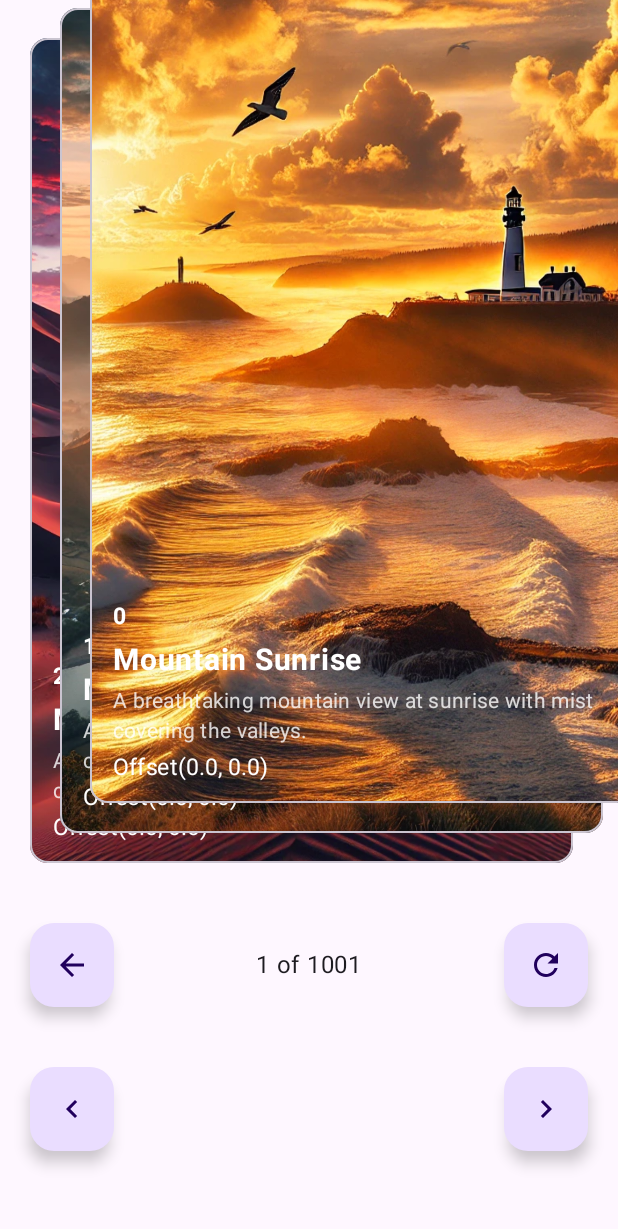
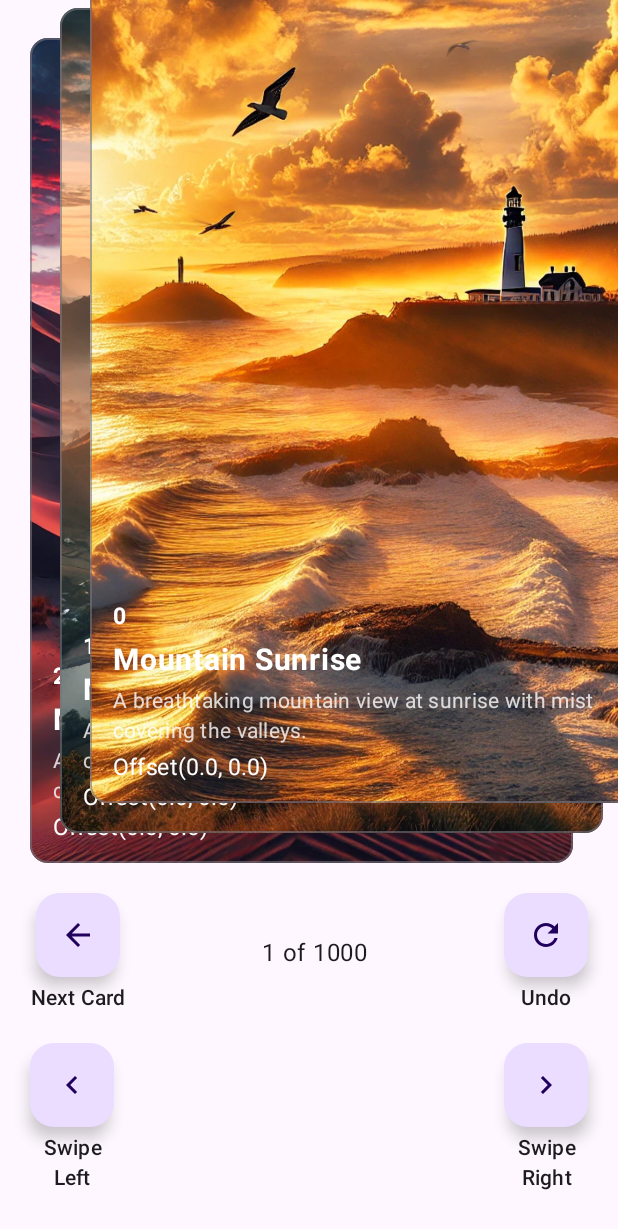
Before and after one commit to smartword-app/compose-swipeable-cards, an Android app built with Jetpack Compose: the screen it shows after launch (MainActivity), on a phone screen of 412 x 824 dp. Shown: the top 1229 px of the screen. Run offline under Robolectric (Android 15) with nearby library versions, the light colour scheme and no system bars; libraries missing offline, so code that uses them is left out: androidx.palette.graphics; 1 statement that could not run was skipped.

Commit message:
Update example CardsScreen UI

```diff
--- a/example/src/main/java/com/spartapps/swipeable/demo/cards_screen/CardItem.kt
+++ b/example/src/main/java/com/spartapps/swipeable/demo/cards_screen/CardItem.kt
@@ -1,5 +1,6 @@
 package com.spartapps.swipeable.demo.cards_screen
 
+import androidx.compose.foundation.BorderStroke
 import androidx.compose.foundation.Image
 import androidx.compose.foundation.background
 import androidx.compose.foundation.layout.Arrangement
@@ -10,7 +11,6 @@ import androidx.compose.foundation.layout.fillMaxWidth
 import androidx.compose.foundation.layout.height
 import androidx.compose.foundation.layout.padding
 import androidx.compose.material3.Card
-import androidx.compose.material3.CardDefaults
 import androidx.compose.material3.MaterialTheme
 import androidx.compose.material3.Text
 import androidx.compose.runtime.Composable
@@ -41,7 +41,7 @@ fun CardItem(
         modifier = modifier
             .fillMaxWidth()
             .height(550.dp),
-        border = CardDefaults.outlinedCardBorder(),
+        border = BorderStroke(1.dp, color = MaterialTheme.colorScheme.outline.copy(alpha = 0.6f)),
     ) {
         val dominantColor = rememberDominantColor(imageRes = cardData.image)
 
--- a/example/src/main/java/com/spartapps/swipeable/demo/cards_screen/CardsScreen.kt
+++ b/example/src/main/java/com/spartapps/swipeable/demo/cards_screen/CardsScreen.kt
@@ -4,7 +4,9 @@ import android.util.Log
 import androidx.compose.foundation.layout.Arrangement
 import androidx.compose.foundation.layout.Column
 import androidx.compose.foundation.layout.Row
+import androidx.compose.foundation.layout.Spacer
 import androidx.compose.foundation.layout.fillMaxWidth
+import androidx.compose.foundation.layout.height
 import androidx.compose.foundation.layout.padding
 import androidx.compose.material.icons.Icons
 import androidx.compose.material.icons.automirrored.filled.ArrowBack
@@ -13,16 +15,51 @@ import androidx.compose.material.icons.automirrored.filled.KeyboardArrowRight
 import androidx.compose.material.icons.outlined.Refresh
 import androidx.compose.material3.FloatingActionButton
 import androidx.compose.material3.Icon
+import androidx.compose.material3.MaterialTheme
 import androidx.compose.material3.Text
 import androidx.compose.runtime.Composable
 import androidx.compose.ui.Alignment
 import androidx.compose.ui.Modifier
+import androidx.compose.ui.graphics.vector.ImageVector
+import androidx.compose.ui.text.style.TextAlign
 import androidx.compose.ui.unit.dp
 import com.spartapps.swipeable.demo.data.CardData
 import com.spartapps.swipeablecards.state.rememberSwipeableCardsState
 import com.spartapps.swipeablecards.ui.SwipeableCardDirection
 import com.spartapps.swipeablecards.ui.lazy.LazySwipeableCards
 import com.spartapps.swipeablecards.ui.lazy.items
+
+/**
+ * Reusable action button component with text label
+ */
+@Composable
+fun ActionButton(
+    modifier: Modifier = Modifier,
+    onClick: () -> Unit,
+    icon: ImageVector,
+    text: String,
+    contentDescription: String? = null
+) {
+    Column(
+        modifier = modifier,
+        horizontalAlignment = Alignment.CenterHorizontally
+    ) {
+        FloatingActionButton(
+            onClick = onClick
+        ) {
+            Icon(
+                imageVector = icon,
+                contentDescription = contentDescription
+            )
+        }
+        Spacer(modifier = Modifier.height(4.dp))
+        Text(
+            textAlign = TextAlign.Center,
+            text = text,
+            style = MaterialTheme.typography.labelLarge
+        )
+    }
+}
 
 @Composable
 fun CardsScreen(
@@ -52,62 +89,50 @@ fun CardsScreen(
             }
         }
 
+        // Navigation controls row
         Row(
             modifier = Modifier
                 .fillMaxWidth()
-                .padding(20.dp),
+                .padding(horizontal = 20.dp),
             horizontalArrangement = Arrangement.SpaceBetween,
             verticalAlignment = Alignment.CenterVertically,
         ) {
-
-            FloatingActionButton(
-                onClick = { state.moveNext() }
-            ) {
-                Icon(
-                    imageVector = Icons.AutoMirrored.Filled.ArrowBack,
-                    contentDescription = null,
-                )
-            }
+            ActionButton(
+                onClick = { state.moveNext() },
+                icon = Icons.AutoMirrored.Filled.ArrowBack,
+                text = "Next Card"
+            )
 
             Text(
                 text = "${state.currentCardIndex + 1} of ${data.size}",
             )
 
-            FloatingActionButton(
-                onClick = { state.goBack() }
-            ) {
-                Icon(
-                    imageVector = Icons.Outlined.Refresh,
-                    contentDescription = null
-                )
-            }
+            ActionButton(
+                onClick = { state.goBack() },
+                icon = Icons.Outlined.Refresh,
+                text = "Undo"
+            )
         }
-
+        Spacer(modifier = Modifier.height(20.dp))
+        // Swipe controls row
         Row(
             modifier = Modifier
                 .fillMaxWidth()
-                .padding(20.dp),
+                .padding(horizontal = 20.dp),
             horizontalArrangement = Arrangement.SpaceBetween,
             verticalAlignment = Alignment.CenterVertically,
         ) {
+            ActionButton(
+                onClick = { state.swipe(SwipeableCardDirection.Left) },
+                icon = Icons.AutoMirrored.Filled.KeyboardArrowLeft,
+                text = "Swipe\nLeft"
+            )
 
-            FloatingActionButton(
-                onClick = { state.swipe(SwipeableCardDirection.Left) }
-            ) {
-                Icon(
-                    imageVector = Icons.AutoMirrored.Filled.KeyboardArrowLeft,
-                    contentDescription = null,
-                )
-            }
-
-            FloatingActionButton(
-                onClick = { state.swipe(SwipeableCardDirection.Right) }
-            ) {
-                Icon(
-                    imageVector = Icons.AutoMirrored.Filled.KeyboardArrowRight,
-                    contentDescription = null
-                )
-            }
+            ActionButton(
+                onClick = { state.swipe(SwipeableCardDirection.Right) },
+                icon = Icons.AutoMirrored.Filled.KeyboardArrowRight,
+                text = "Swipe\nRight"
+            )
         }
     }
 }
--- a/example/src/main/java/com/spartapps/swipeable/demo/data/SampleData.kt
+++ b/example/src/main/java/com/spartapps/swipeable/demo/data/SampleData.kt
@@ -46,7 +46,7 @@ val sampleData = listOf(
     )
 )
 
-val largeData = (0..1000).map {
+val largeData = (0..<1000).map {
     CardData(
         id = it,
         title = "Mountain Sunrise",
```
